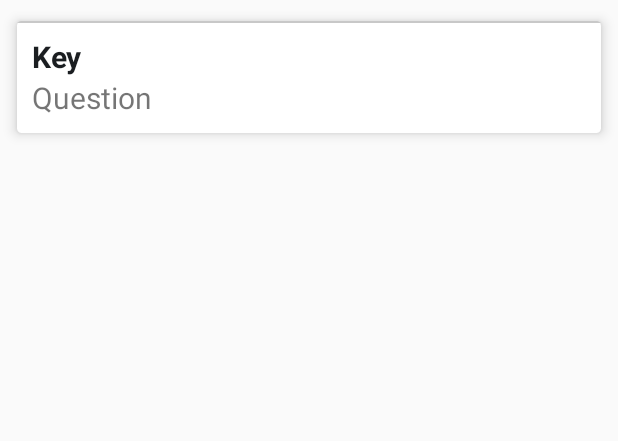
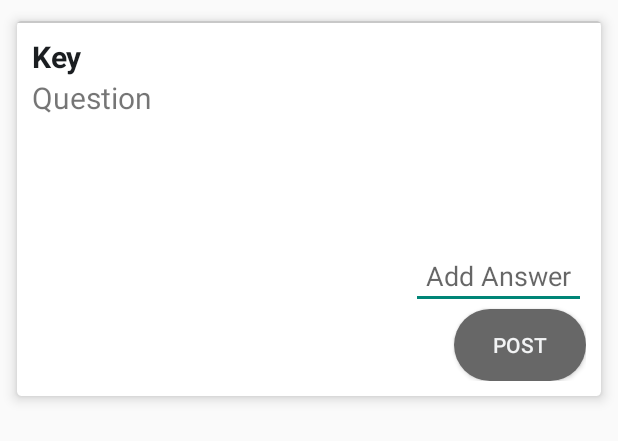
Before and after one commit to Faria-Binte-Kader/OMNISHEBA, an Android app: the layout row_post.xml on its own in the app's theme, with its tools: preview values and no code run, on a phone screen of 412 x 824 dp. Shown: the top 441 px of the screen. Run offline under Robolectric (Android 15) with nearby library versions, the phone set to English and light mode, and no system bars.

Commit message:
QnA section

```diff
--- a/app/src/main/java/com/example/omnisheba/DiscussionForum.java
+++ b/app/src/main/java/com/example/omnisheba/DiscussionForum.java
@@ -44,9 +44,13 @@ public class DiscussionForum extends AppCompatActivity {
                     @Override
                     public void onComplete(@NonNull Task<QuerySnapshot> task) {
                         for(DocumentSnapshot querySnapshot: task.getResult()){
+
                             Post post = new Post(querySnapshot.getString("Key"),
                                     querySnapshot.getString("Question"),
-                                    querySnapshot.getString("userID")
+                                    querySnapshot.getString("userID"),
+                                    querySnapshot.getString("Doctor"),
+                                    querySnapshot.getString("Answer"),
+                                    querySnapshot.getString("PostID")
                                    );
                             postArrayList.add(post);
                         }
--- a/app/src/main/java/com/example/omnisheba/DoctorDiscussionForum.java
+++ b/app/src/main/java/com/example/omnisheba/DoctorDiscussionForum.java
@@ -47,7 +47,10 @@ public class DoctorDiscussionForum extends AppCompatActivity {
                         for(DocumentSnapshot querySnapshot: task.getResult()){
                             Post post = new Post(querySnapshot.getString("Key"),
                                     querySnapshot.getString("Question"),
-                                    querySnapshot.getString("userID")
+                                    querySnapshot.getString("userID"),
+                                    querySnapshot.getString("Doctor"),
+                                    querySnapshot.getString("Answer"),
+                                    querySnapshot.getString("PostID")
                             );
                             postArrayList.add(post);
                         }
--- a/app/src/main/res/layout/row_post.xml
+++ b/app/src/main/res/layout/row_post.xml
@@ -33,6 +33,43 @@
         android:text="Question"
         android:textSize="20dp"
         />
+
+        <TextView
+            android:id="@+id/doctornameqna"
+            android:layout_width="wrap_content"
+            android:layout_height="wrap_content"
+            android:layout_gravity="right"
+            android:textSize="15dp"
+            android:textStyle="bold"
+            android:padding="10dp"
+            android:textColor="@color/dark"
+            />
+        <TextView
+            android:id="@+id/Showanswer"
+            android:layout_width="wrap_content"
+            android:layout_height="wrap_content"
+            android:layout_gravity="right"
+            android:padding="10dp"
+            android:textSize="15dp"
+            />
+            <EditText
+                android:id="@+id/Addanswer"
+                android:layout_width="wrap_content"
+                android:layout_height="wrap_content"
+               android:layout_gravity="right"
+                android:hint="Add Answer"
+                android:padding="10dp"
+                />
+
+            <Button
+                android:id="@+id/postButtondoctor"
+                android:layout_width="wrap_content"
+                android:layout_height="wrap_content"
+                android:text="Post"
+                android:layout_gravity="right"
+                android:textColor="@color/white"
+                android:background="@drawable/text_rounded"/>
+
     </LinearLayout>
     <View
         android:layout_width="match_parent"
```
Also changed, not shown: app/src/main/java/com/example/omnisheba/DiscussionFragment.java (+16 -2 lines), app/src/main/java/com/example/omnisheba/Post.java (+34 -7 lines), app/src/main/java/com/example/omnisheba/PostViewAdapter.java (+9 -7 lines), app/src/main/java/com/example/omnisheba/PostViewAdapterdoctor.java (+61 -1 lines), app/src/main/java/com/example/omnisheba/PostViewHolder.java (+25 -0 lines).
